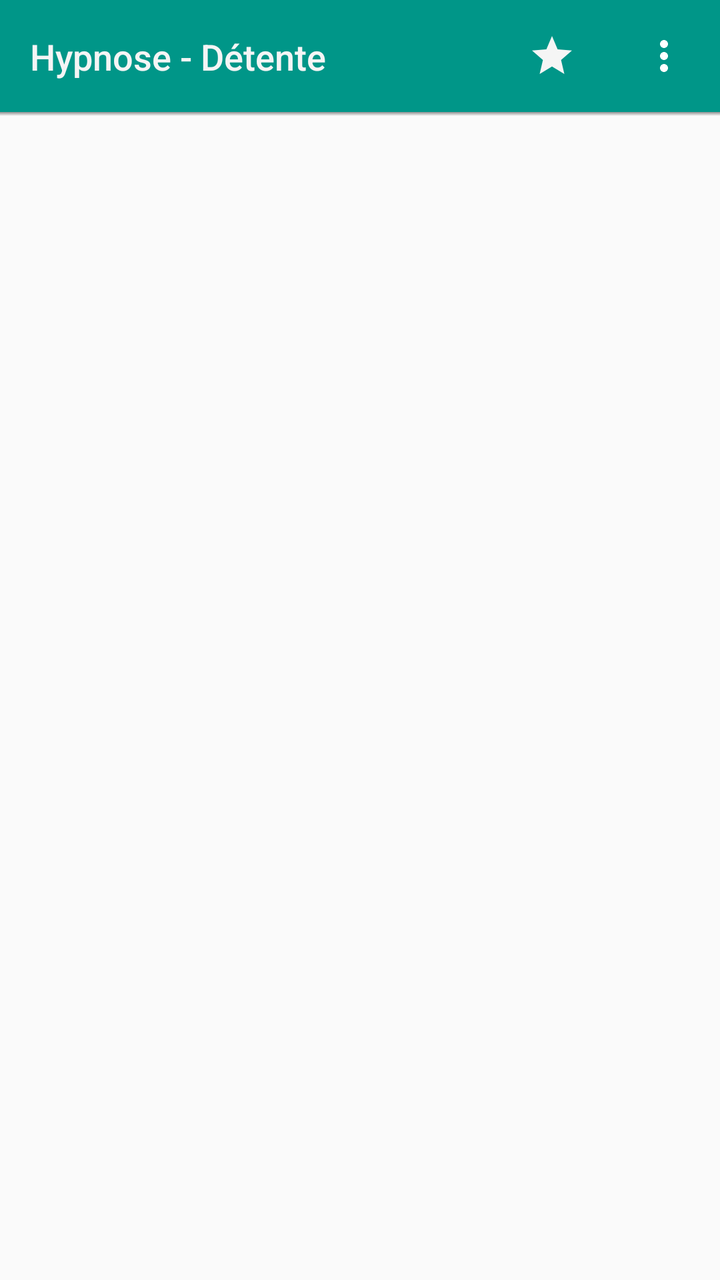
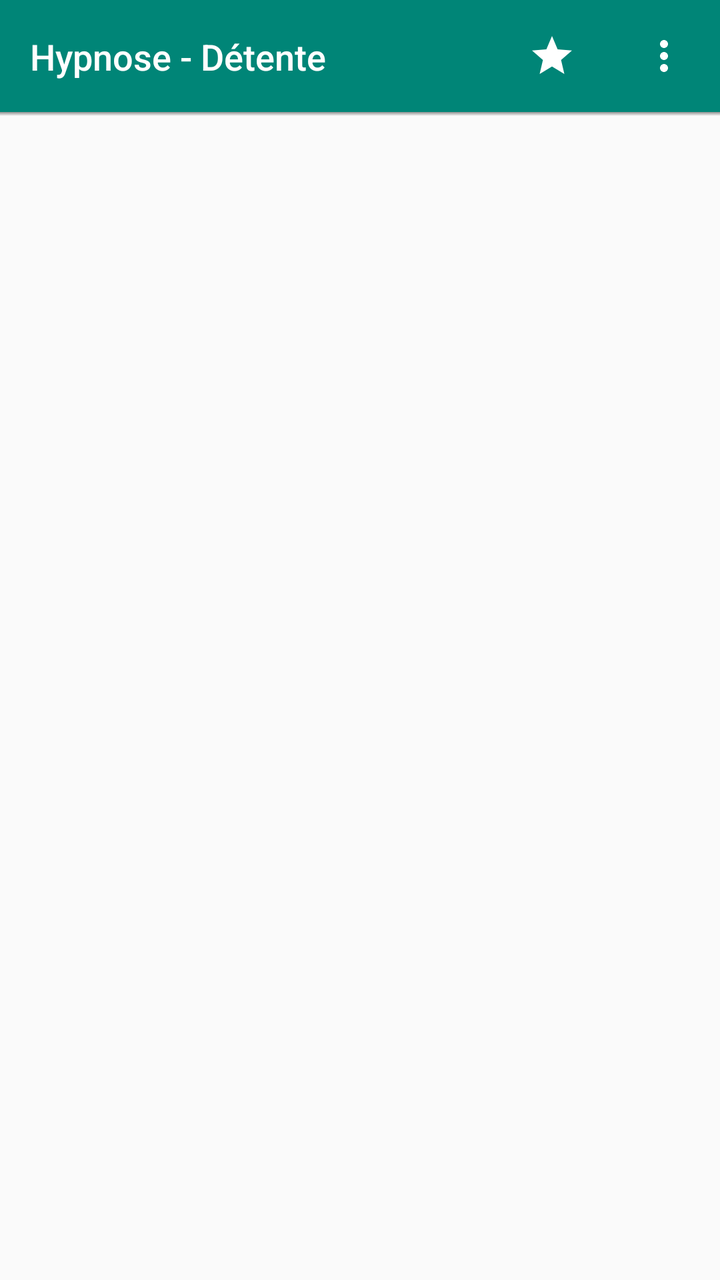

The first picture is an Android layout as it rendered before a commit; the second is the same layout after the commit. The layout source and the unified diff follow.
<!-- AndroidManifest.xml: application theme AppTheme -->
<!-- res/layout/toolbar_welcome.xml -->
<LinearLayout xmlns:android="http://schemas.android.com/apk/res/android"
    android:layout_width="wrap_content"
    android:layout_height="wrap_content"
    android:layout_gravity="top"
    android:orientation="vertical">

    <android.support.v7.widget.Toolbar
        xmlns:app="http://schemas.android.com/apk/res-auto"
        android:id="@+id/toolbar_welcome"
        android:layout_width="match_parent"
        android:layout_height="wrap_content"
        android:background="@color/ColorBGToolbar"
        android:minHeight="?android:attr/actionBarSize"
        app:contentInsetEnd="0dp"
        app:contentInsetLeft="0dp"
        app:contentInsetRight="0dp"
        app:contentInsetStart="0dp">

        <android.support.constraint.ConstraintLayout
            android:layout_width="match_parent"
            android:layout_height="match_parent">


            <TextView
                android:id="@+id/toolbar_title"
                style="@style/TextAppearance.AppCompat.Widget.ActionBar.Title.Inverse"
                android:layout_width="0dp"
                android:layout_height="wrap_content"
                android:layout_marginStart="15dp"
                android:layout_marginLeft="15dp"
                android:ellipsize="end"
                android:maxLines="1"
                android:text="@string/applicationName"
                android:textColor="@color/LightWhite"
                android:textSize="18sp"
                app:layout_constraintBottom_toBottomOf="parent"
                app:layout_constraintEnd_toStartOf="@+id/btn_etoile"
                app:layout_constraintLeft_toLeftOf="parent"
                app:layout_constraintStart_toStartOf="parent"
                app:layout_constraintTop_toTopOf="parent" />



            <ImageButton
                android:id="@+id/btn_etoile"
                style="@style/Widget.AppCompat.ActionButton"
                android:layout_width="?android:attr/actionBarSize"
                android:layout_height="?android:attr/actionBarSize"
                android:contentDescription="@string/AccessibilityIconRating"
                android:src="@drawable/ic_star"
                app:layout_constraintBottom_toBottomOf="parent"
                app:layout_constraintEnd_toStartOf="@+id/btn_info"
                app:layout_constraintTop_toTopOf="parent" />


            <ImageButton
                android:id="@+id/btn_info"
                style="@style/Widget.AppCompat.ActionButton"
                android:layout_width="?android:attr/actionBarSize"
                android:layout_height="?android:attr/actionBarSize"
                android:contentDescription="@string/AccessibilityIconMenu"
                android:src="@drawable/ic_more_vert"
                app:layout_constraintBottom_toBottomOf="parent"
                app:layout_constraintEnd_toEndOf="parent"
                app:layout_constraintTop_toTopOf="parent" />

        </android.support.constraint.ConstraintLayout>

    </android.support.v7.widget.Toolbar>

    <View
        android:layout_width="match_parent"
        android:layout_height="2dp"
        android:background="@drawable/toolbar_dropshadow" />

</LinearLayout>
<!-- resources referenced by this layout -->
<resources>
  <color name="ColorBGToolbar">#009688</color>
  <color name="LightWhite">#F5F5F5</color>
  <!-- drawable ic_more_vert (drawable) -->
  <vector android:autoMirrored="true" android:height="24dp"
      android:tint="#FFFFFF" android:viewportHeight="24.0"
      android:viewportWidth="24.0" android:width="24dp" xmlns:android="http://schemas.android.com/apk/res/android">
      <path android:fillColor="#FF000000" android:pathData="M12,8c1.1,0 2,-0.9 2,-2s-0.9,-2 -2,-2 -2,0.9 -2,2 0.9,2 2,2zM12,10c-1.1,0 -2,0.9 -2,2s0.9,2 2,2 2,-0.9 2,-2 -0.9,-2 -2,-2zM12,16c-1.1,0 -2,0.9 -2,2s0.9,2 2,2 2,-0.9 2,-2 -0.9,-2 -2,-2z"/>
  </vector>
  <!-- drawable ic_star (drawable) -->
  <vector android:height="24dp" android:tint="#F5F5F5"
      android:viewportHeight="24.0" android:viewportWidth="24.0"
      android:width="24dp" xmlns:android="http://schemas.android.com/apk/res/android">
      <path android:fillColor="#FF000000" android:pathData="M12,17.27L18.18,21l-1.64,-7.03L22,9.24l-7.19,-0.61L12,2 9.19,8.63 2,9.24l5.46,4.73L5.82,21z"/>
  </vector>
  <!-- drawable toolbar_dropshadow (drawable) -->
  <?xml version="1.0" encoding="utf-8"?>
  <shape xmlns:android="http://schemas.android.com/apk/res/android"
      android:shape="rectangle">
      <gradient android:startColor="@android:color/transparent"
          android:endColor="#88333333"
          android:angle="90"/>
  
  </shape>
  <string name="AccessibilityIconMenu">Icon menu</string>
  <string name="AccessibilityIconRating">Icon étoile</string>
  <string name="applicationName">Hypnose - Détente</string>
  <style name="AppTheme" parent="Theme.AppCompat.Light.NoActionBar">
          <item name="colorPrimary">@color/colorPrimary</item>
          <item name="colorPrimaryDark">@color/colorPrimaryDark</item>
          <item name="colorAccent">@color/colorAccent</item>
          <item name="android:windowActionBar">false</item>
          <item name="android:windowNoTitle">true</item>
          <item name="android:colorEdgeEffect">@color/colorPrimary</item>
      </style>
  <color name="colorPrimary">#054D44</color>
  <color name="colorPrimaryDark">#00796B</color>
  <color name="colorAccent">#009688</color>
</resources>

<!-- the commit's change to res/layout/toolbar_welcome.xml (unified diff, before → after) -->
@@ -9,7 +9,7 @@
         android:id="@+id/toolbar_welcome"
         android:layout_width="match_parent"
         android:layout_height="wrap_content"
-        android:background="@color/ColorBGToolbar"
+        android:background="@color/colorPrimary"
         android:minHeight="?android:attr/actionBarSize"
         app:contentInsetEnd="0dp"
         app:contentInsetLeft="0dp"
@@ -31,7 +31,7 @@
                 android:ellipsize="end"
                 android:maxLines="1"
                 android:text="@string/applicationName"
-                android:textColor="@color/LightWhite"
+                android:textColor="@color/colorPrimaryText"
                 android:textSize="18sp"
                 app:layout_constraintBottom_toBottomOf="parent"
                 app:layout_constraintEnd_toStartOf="@+id/btn_etoile"
<!-- resource entries referenced after the edit -->
@@ -1,7 +1,5 @@
 <!-- resources referenced by this layout -->
 <resources>
-  <color name="ColorBGToolbar">#009688</color>
-  <color name="LightWhite">#F5F5F5</color>
   <!-- drawable ic_more_vert (drawable) -->
   <vector android:autoMirrored="true" android:height="24dp"
       android:tint="#FFFFFF" android:viewportHeight="24.0"
@@ -9,9 +7,9 @@
       <path android:fillColor="#FF000000" android:pathData="M12,8c1.1,0 2,-0.9 2,-2s-0.9,-2 -2,-2 -2,0.9 -2,2 0.9,2 2,2zM12,10c-1.1,0 -2,0.9 -2,2s0.9,2 2,2 2,-0.9 2,-2 -0.9,-2 -2,-2zM12,16c-1.1,0 -2,0.9 -2,2s0.9,2 2,2 2,-0.9 2,-2 -0.9,-2 -2,-2z"/>
   </vector>
   <!-- drawable ic_star (drawable) -->
-  <vector android:height="24dp" android:tint="#F5F5F5"
-      android:viewportHeight="24.0" android:viewportWidth="24.0"
-      android:width="24dp" xmlns:android="http://schemas.android.com/apk/res/android">
+  <vector android:autoMirrored="true" android:height="24dp"
+      android:tint="#FFFFFF" android:viewportHeight="24.0"
+      android:viewportWidth="24.0" android:width="24dp" xmlns:android="http://schemas.android.com/apk/res/android">
       <path android:fillColor="#FF000000" android:pathData="M12,17.27L18.18,21l-1.64,-7.03L22,9.24l-7.19,-0.61L12,2 9.19,8.63 2,9.24l5.46,4.73L5.82,21z"/>
   </vector>
   <!-- drawable toolbar_dropshadow (drawable) -->
@@ -26,16 +24,14 @@
   <string name="AccessibilityIconMenu">Icon menu</string>
   <string name="AccessibilityIconRating">Icon étoile</string>
   <string name="applicationName">Hypnose - Détente</string>
-  <style name="AppTheme" parent="Theme.AppCompat.Light.NoActionBar">
+  <style name="AppTheme" parent="Theme.AppCompat.DayNight.NoActionBar">
           <item name="colorPrimary">@color/colorPrimary</item>
           <item name="colorPrimaryDark">@color/colorPrimaryDark</item>
           <item name="colorAccent">@color/colorAccent</item>
-          <item name="android:windowActionBar">false</item>
-          <item name="android:windowNoTitle">true</item>
-          <item name="android:colorEdgeEffect">@color/colorPrimary</item>
       </style>
-  <color name="colorPrimary">#054D44</color>
-  <color name="colorPrimaryDark">#00796B</color>
-  <color name="colorAccent">#009688</color>
+  <color name="colorPrimary">#008577</color>
+  <color name="colorPrimaryText">#FFFFFF</color>
+  <color name="colorPrimaryDark">#00574B</color>
+  <color name="colorAccent">#D81B60</color>
 </resources>
 
